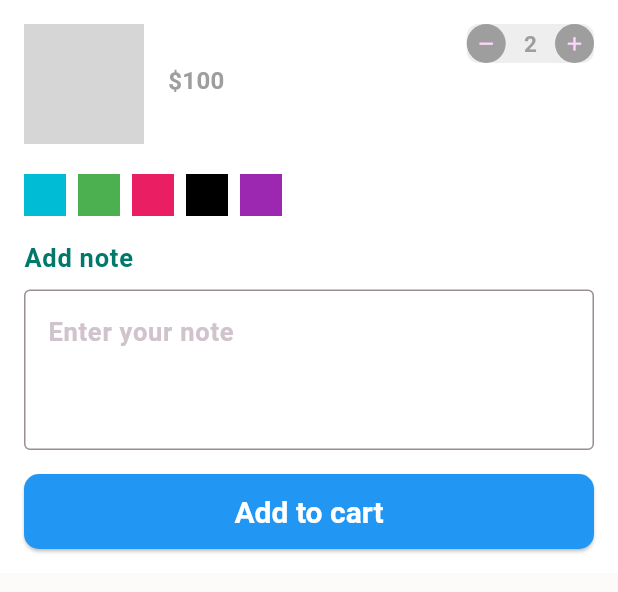
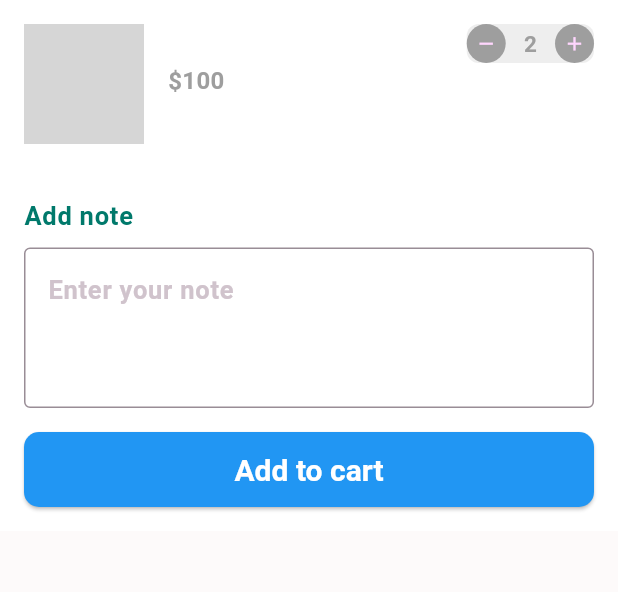
Before and after one commit to Huulinh25/Flutter_UI, a Flutter app: the AddToCartModal widget shown alone on an empty page, opened directly with empty values, on a phone screen of 412 x 824 dp. Shown: the top 592 px of the screen. Run offline on Flutter 3.47's test engine with Material 3 defaults, Android fonts, the light colour scheme and no system bars; our stand-ins replace flutter_bloc, font_awesome_flutter; network calls fail; grey boxes are pictures that could not be loaded.

Commit message:
split colors list

```diff
--- a/lib/widgets/modals/add_to_cart_modal.dart
+++ b/lib/widgets/modals/add_to_cart_modal.dart
@@ -10,11 +10,14 @@ import '../../model/product_model.dart';
 class AddToCartModal extends StatelessWidget {
   final ProductModel product;
   final List<String> sizes;
+  final List<Color> colors;
+
 
   const AddToCartModal({
     super.key,
     required this.product,
     required this.sizes,
+    required this.colors,
   });
 
   @override
@@ -92,19 +95,12 @@ class AddToCartModal extends StatelessWidget {
             const SizedBox(height: 10),
             Wrap(
               spacing: 8,
-              children: [
-                Colors.cyan,
-                Colors.green,
-                Colors.pink,
-                Colors.black,
-                Colors.purple
-              ]
-                  .map((color) => Container(
-                        width: 28,
-                        height: 28,
-                        color: color,
-                      ))
-                  .toList(),
+              children: colors.map((color) => Container(
+                width: 28,
+                height: 28,
+                color: color,
+              ))
+              .toList(),
             ),
             const SizedBox(height: 16),
             Text("Add note", style: Theme.of(context).textTheme.labelSmall),
```
Also changed, not shown: lib/widgets/card/card_product.dart (+5 -5 lines).
